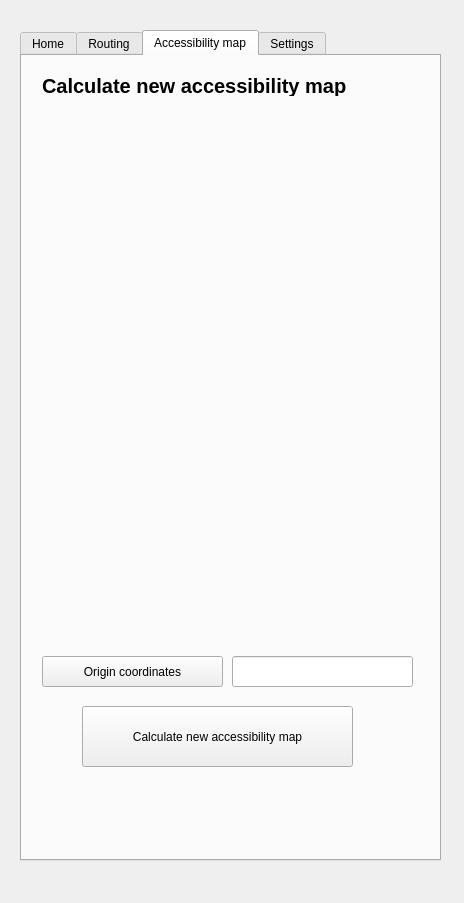
chairemobilite/transition_qgis, file transition_qgis_dockwidget_base.ui: the form before one commit.
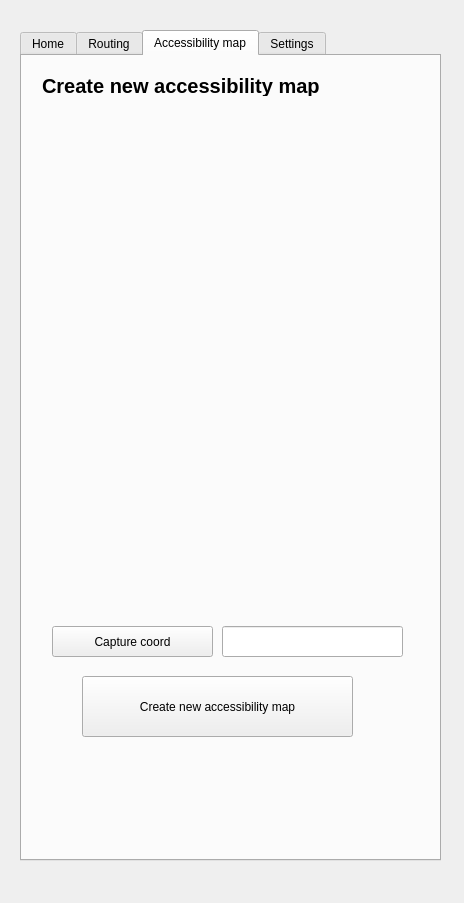
The form after the commit.

Commit message: Revert some interface changes

What changed in the file:
```diff
--- a/transition_qgis_dockwidget_base.ui
+++ b/transition_qgis_dockwidget_base.ui
@@ -166,34 +166,34 @@
     <widget class="QPushButton" name="accessibilityCaptureButton">
      <property name="geometry">
       <rect>
-       <x>20</x>
-       <y>600</y>
-       <width>181</width>
+       <x>30</x>
+       <y>570</y>
+       <width>161</width>
        <height>31</height>
       </rect>
      </property>
      <property name="text">
-      <string>Origin coordinates</string>
+      <string>Capture coord</string>
      </property>
     </widget>
     <widget class="QPushButton" name="accessibilityButton">
      <property name="geometry">
       <rect>
        <x>60</x>
-       <y>650</y>
+       <y>620</y>
        <width>271</width>
        <height>61</height>
       </rect>
      </property>
      <property name="text">
-      <string>Calculate new accessibility map</string>
+      <string>Create new accessibility map</string>
      </property>
     </widget>
     <widget class="QLineEdit" name="userCrsEditAccessibility">
      <property name="geometry">
       <rect>
-       <x>210</x>
-       <y>600</y>
+       <x>200</x>
+       <y>570</y>
        <width>181</width>
        <height>31</height>
       </rect>
@@ -205,7 +205,7 @@
        <x>20</x>
        <y>50</y>
        <width>371</width>
-       <height>541</height>
+       <height>501</height>
       </rect>
      </property>
      <layout class="QVBoxLayout" name="accessibilityVerticalLayout"/>
@@ -215,7 +215,7 @@
       <rect>
        <x>20</x>
        <y>20</y>
-       <width>371</width>
+       <width>281</width>
        <height>20</height>
       </rect>
      </property>
@@ -227,7 +227,7 @@
       </font>
      </property>
      <property name="text">
-      <string>Calculate new accessibility map</string>
+      <string>Create new accessibility map</string>
      </property>
     </widget>
    </widget>
```
Left out of the diff: 20 changed lines with no effect on the pictures.
